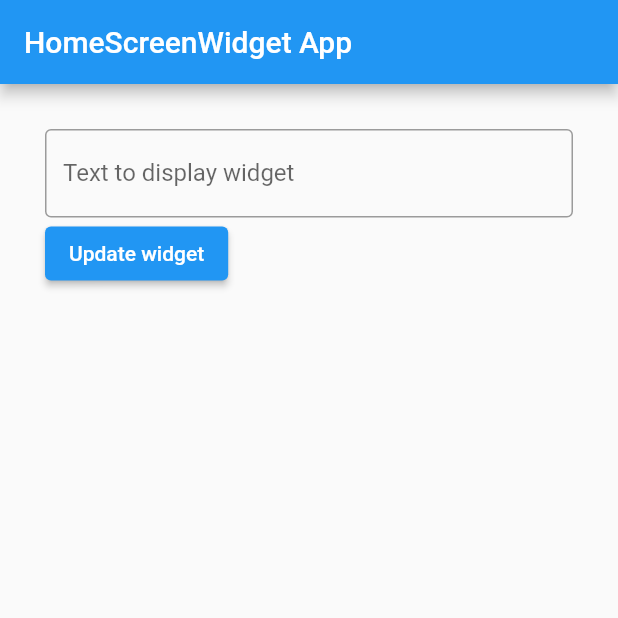
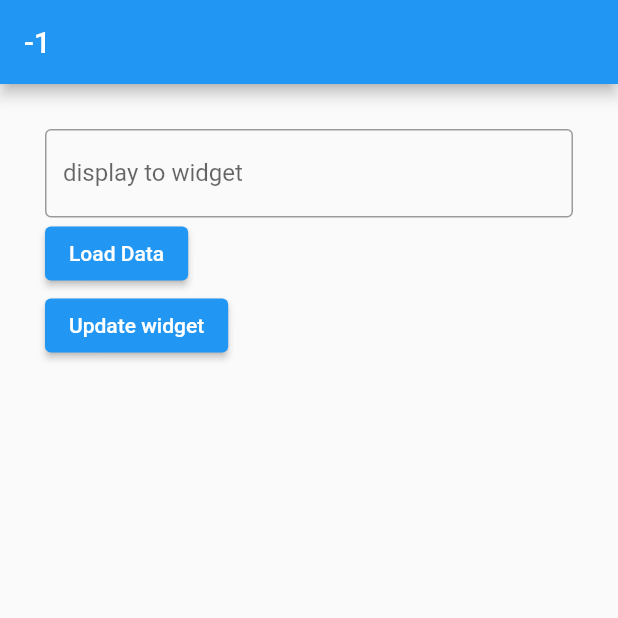
Before and after one commit to eight50/flutter_memo_widget, a Flutter app: the HomeScreenWidget screen opened directly, after a tap on "Update widget", on a phone screen of 412 x 824 dp, the top half of it. Run offline on Flutter 3.47's test engine with Material 2 defaults, Android fonts, the phone set to English and light mode, and no system bars; our stand-ins replace flutter_riverpod; missing offline and left inert: home_widget.

Commit message:
appWidgetIdでSharedPreferenceによるデータ保存

```diff
--- a/lib/app.dart
+++ /dev/null
@@ -1,88 +0,0 @@
-import 'package:flutter/material.dart';
-import 'package:home_widget/home_widget.dart';
-import 'package:flutter_riverpod/flutter_riverpod.dart';
-import 'package:shared_preferences/shared_preferences.dart';
-
-final messageProvider = StateProvider((_) => "Message");
-
-void main() {
-  runApp(const ProviderScope(child: MyApp()));
-}
-
-class MyApp extends StatelessWidget {
-  const MyApp({super.key});
-  @override
-  Widget build(BuildContext context) {
-    return MaterialApp(
-      title: 'Flutter Demo',
-      theme: ThemeData(
-        primarySwatch: Colors.blue,
-      ),
-      home: const HomeScreenWidget(),
-    );
-  }
-}
-
-class HomeScreenWidget extends ConsumerStatefulWidget {
-  const HomeScreenWidget({super.key});
-
-  @override
-  ConsumerState createState() => _HomeScreenWidgetState();
-}
-
-class _HomeScreenWidgetState extends ConsumerState<HomeScreenWidget> {
-  final messageController = TextEditingController();
-  final pref = SharedPreferences.getInstance();
-
-  // ウィジェットにデータを送る処理
-  Future<void> _sendData() async {
-    await Future.wait([
-      HomeWidget.saveWidgetData<String>('title', "Widget Title"),
-      HomeWidget.saveWidgetData<String>('message', ref.read(messageProvider)),
-    ]);
-  }
-
-  // ウィジェットを更新する処理
-  Future<void> _updateWidget() async {
-    await HomeWidget.updateWidget(
-      name: 'HomeScreenWidgetProvider',
-      androidName: 'HomeScreenWidgetProvider',
-      iOSName: 'HomeScreenWidget',
-    );
-  }
-
-  @override
-  Widget build(BuildContext context) {
-    return Scaffold(
-      appBar: AppBar(
-        title: const Text("HomeScreenWidget App"),
-      ),
-      body: Center(
-        child: Padding(
-          padding: const EdgeInsets.all(30),
-          child: Column(
-            crossAxisAlignment: CrossAxisAlignment.start,
-            children: [
-              TextField(
-                decoration: const InputDecoration(
-                  label: Text("Text to display widget"),
-                  border: OutlineInputBorder(),
-                ),
-                controller: messageController,
-              ),
-              ElevatedButton(
-                onPressed: () async {
-                  ref.read(messageProvider.notifier).state =
-                      messageController.text;
-                  _sendData();
-                  _updateWidget();
-                },
-                child: const Text("Update widget"),
-              )
-            ],
-          ),
-        ),
-      ),
-    );
-  }
-}
--- a/lib/main.dart
+++ b/lib/main.dart
@@ -2,21 +2,21 @@ import 'package:flutter/material.dart';
 import 'package:home_widget/home_widget.dart';
 import 'package:flutter_riverpod/flutter_riverpod.dart';
 
-final appWidgetIdProvider = StateProvider((ref) => "appWidgetId");
-final messageProvider = StateProvider((ref) => "Message");
+int? appWidgetId = -1;
+final memoTextProvider = StateProvider((ref) => "text");
 
 void main(List<String> arguments) {
-  print('$arguments');
-  runApp(ProviderScope(child:MyApp(arguments: arguments)));
+  if (arguments.isNotEmpty) {
+    appWidgetId = int.parse(arguments[0]);
+  }
+  runApp(const ProviderScope(child:MyApp()));
 }
 
 class MyApp extends ConsumerWidget {
-  final List<String> arguments;
-  const MyApp({Key? key, required this.arguments}) : super(key: key);
+  const MyApp({Key? key}) : super(key: key);
 
   @override
   Widget build(BuildContext context, WidgetRef ref) {
-    //if(arguments.isNotEmpty) ref.read(appWidgetIdProvider.notifier).state = arguments[0].toString();
       return MaterialApp(
         title: 'Flutter Demo',
         theme: ThemeData(
@@ -35,13 +35,13 @@ class HomeScreenWidget extends ConsumerStatefulWidget {
 }
 
 class _HomeScreenWidgetState extends ConsumerState<HomeScreenWidget> {
-  final messageController = TextEditingController();
+  final _messageController = TextEditingController();
 
   // send data to widget
   Future<void> _sendData() async {
     await Future.wait([
-      HomeWidget.saveWidgetData<String>('title', "Widget Title"), //'id', 'data'
-      HomeWidget.saveWidgetData<String>('message', ref.read(messageProvider)),
+      HomeWidget.saveWidgetData<String>('${appWidgetId}_title', '$appWidgetId'), //'id', 'data'
+      HomeWidget.saveWidgetData<String>('${appWidgetId}_message', ref.read(memoTextProvider)),
     ]);
   }
 
@@ -54,11 +54,18 @@ class _HomeScreenWidgetState extends ConsumerState<HomeScreenWidget> {
     );
   }
 
+  Future _loadData() async {
+      return Future.wait([
+        HomeWidget.getWidgetData<String>(appWidgetId.toString(),
+            defaultValue: 'No text')
+      ]);
+  }
+
   @override
   Widget build(BuildContext context) {
     return Scaffold(
       appBar: AppBar(
-        title: Text(ref.watch(appWidgetIdProvider).toString()),
+        title: Text(appWidgetId.toString()),
       ),
       body: Center(
         child: Padding(
@@ -68,19 +75,23 @@ class _HomeScreenWidgetState extends ConsumerState<HomeScreenWidget> {
             children: [
               TextField(
                 decoration: const InputDecoration(
-                  label: Text("Text to display widget"),
+                  label: Text('display to widget'),
                   border: OutlineInputBorder(),
                 ),
-                controller: messageController,
+                controller: _messageController,
+              ),
+              ElevatedButton(
+                onPressed: _loadData,
+                child: const Text('Load Data'),
               ),
               ElevatedButton(
                 onPressed: () async {
-                  ref.read(messageProvider.notifier).state =
-                      messageController.text;
+                  ref.read(memoTextProvider.notifier).state =
+                      _messageController.text;
                   _sendData();
                   _updateWidget();
                 },
-                child: const Text("Update widget"),
+                child: const Text('Update widget'),
               )
             ],
           ),
--- a/pubspec.yaml
+++ b/pubspec.yaml
@@ -35,10 +35,8 @@ dependencies:
   # The following adds the Cupertino Icons font to your application.
   # Use with the CupertinoIcons class for iOS style icons.
   cupertino_icons: ^1.0.2
-  english_words: ^4.0.0
   home_widget: ^0.2.0+1
   flutter_riverpod: ^2.3.0
-  shared_preferences: ^2.0.20
 
 dev_dependencies:
   flutter_test:
```
Also changed, not shown: lib/appWidgetNotifier.dart (added, +27 -0 lines), lib/listView.dart (deleted, +0 -182 lines), pubspec.lock, 5 other files. Lines whose indentation alone changed are shown as unchanged.
